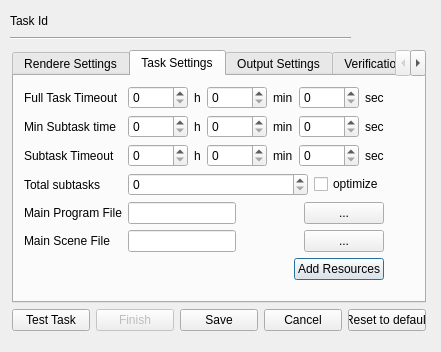
Old version of the form gnr/ui/RenderingNewTaskDialog.ui in the repository golemfactory/clay.
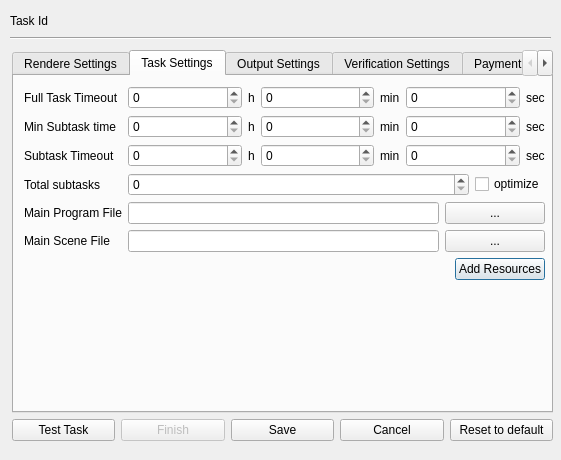
New version of the form. The open tabs and pages were chosen to show the change.

Commit message: max price per task

Diff of the .ui file:
```diff
--- a/gnr/ui/RenderingNewTaskDialog.ui
+++ b/gnr/ui/RenderingNewTaskDialog.ui
@@ -9,8 +9,8 @@
    <rect>
     <x>0</x>
     <y>0</y>
-    <width>441</width>
-    <height>352</height>
+    <width>561</width>
+    <height>460</height>
    </rect>
   </property>
   <property name="sizePolicy">
@@ -27,8 +27,8 @@
     <rect>
      <x>12</x>
      <y>50</y>
-     <width>414</width>
-     <height>281</height>
+     <width>541</width>
+     <height>391</height>
     </rect>
    </property>
    <layout class="QVBoxLayout" name="verticalLayout">
@@ -99,8 +99,8 @@
          <rect>
           <x>10</x>
           <y>10</y>
-          <width>360</width>
-          <height>212</height>
+          <width>521</width>
+          <height>321</height>
          </rect>
         </property>
         <layout class="QFormLayout" name="formLayout_2">
@@ -432,39 +432,13 @@
               <bool>true</bool>
              </property>
              <property name="sizePolicy">
-              <sizepolicy hsizetype="Fixed" vsizetype="Fixed">
+              <sizepolicy hsizetype="Minimum" vsizetype="Fixed">
                <horstretch>0</horstretch>
                <verstretch>0</verstretch>
               </sizepolicy>
              </property>
             </widget>
            </item>
-           <item>
-            <spacer name="horizontalSpacer_8">
-             <property name="orientation">
-              <enum>Qt::Horizontal</enum>
-             </property>
-             <property name="sizeHint" stdset="0">
-              <size>
-               <width>40</width>
-               <height>20</height>
-              </size>
-             </property>
-            </spacer>
-           </item>
-           <item>
-            <spacer name="horizontalSpacer_9">
-             <property name="orientation">
-              <enum>Qt::Horizontal</enum>
-             </property>
-             <property name="sizeHint" stdset="0">
-              <size>
-               <width>40</width>
-               <height>20</height>
-              </size>
-             </property>
-            </spacer>
-           </item>
            <item>
             <widget class="QPushButton" name="chooseMainProgramFileButton">
              <property name="enabled">
@@ -497,39 +471,13 @@
               <bool>true</bool>
              </property>
              <property name="sizePolicy">
-              <sizepolicy hsizetype="Fixed" vsizetype="Fixed">
+              <sizepolicy hsizetype="Minimum" vsizetype="Fixed">
                <horstretch>0</horstretch>
                <verstretch>0</verstretch>
               </sizepolicy>
              </property>
             </widget>
            </item>
-           <item>
-            <spacer name="horizontalSpacer_10">
-             <property name="orientation">
-              <enum>Qt::Horizontal</enum>
-             </property>
-             <property name="sizeHint" stdset="0">
-              <size>
-               <width>40</width>
-               <height>20</height>
-              </size>
-             </property>
-            </spacer>
-           </item>
-           <item>
-            <spacer name="horizontalSpacer_11">
-             <property name="orientation">
-              <enum>Qt::Horizontal</enum>
-             </property>
-             <property name="sizeHint" stdset="0">
-              <size>
-               <width>40</width>
-               <height>20</height>
-              </size>
-             </property>
-            </spacer>
-           </item>
            <item>
             <widget class="QPushButton" name="chooseMainSceneFileButton">
              <property name="enabled">
@@ -965,6 +913,47 @@
         </layout>
        </widget>
       </widget>
+      <widget class="QWidget" name="paymentSettingTab">
+       <attribute name="title">
+        <string>Payment Settings</string>
+       </attribute>
+       <widget class="QWidget" name="formLayoutWidget_3">
+        <property name="geometry">
+         <rect>
+          <x>10</x>
+          <y>10</y>
+          <width>511</width>
+          <height>301</height>
+         </rect>
+        </property>
+        <layout class="QFormLayout" name="formLayout_4">
+         <item row="0" column="0">
+          <widget class="QLabel" name="maxPriceLabel">
+           <property name="text">
+            <string>max price</string>
+           </property>
+          </widget>
+         </item>
+         <item row="0" column="1">
+          <widget class="QLineEdit" name="maxPriceLineEdit"/>
+         </item>
+         <item row="1" column="0">
+          <widget class="QLabel" name="label_4">
+           <property name="text">
+            <string>pessimistic cost</string>
+           </property>
+          </widget>
+         </item>
+         <item row="1" column="1">
+          <widget class="QLabel" name="pessimisticCostLabel">
+           <property name="text">
+            <string/>
+           </property>
+          </widget>
+         </item>
+        </layout>
+       </widget>
+      </widget>
      </widget>
     </item>
     <item>
@@ -1022,7 +1011,7 @@
     <rect>
      <x>10</x>
      <y>30</y>
-     <width>341</width>
+     <width>541</width>
      <height>16</height>
     </rect>
    </property>
@@ -1035,7 +1024,7 @@
     <rect>
      <x>10</x>
      <y>10</y>
-     <width>341</width>
+     <width>541</width>
      <height>22</height>
     </rect>
    </property>
```
Left out of the diff: 67 changed lines with no effect on the pictures. The commit also changes 14 other files.
